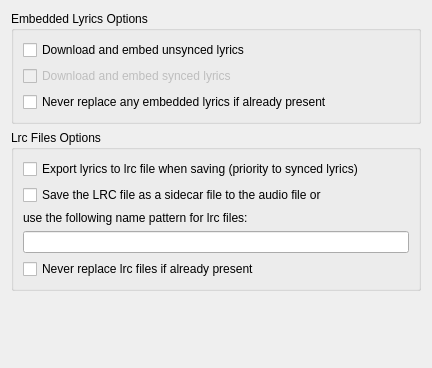
metabrainz/picard-plugins, file plugins/lrclib_lyrics/option_lrclib_lyrics.ui: the form before one commit.
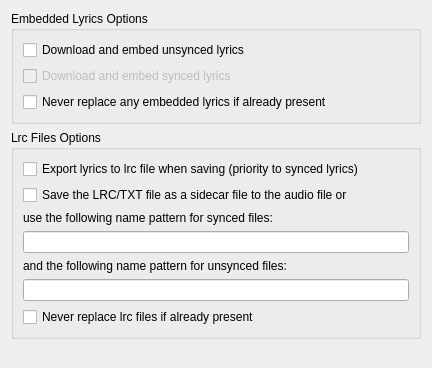
The form after the commit.

Commit message: [lrclib_lyrics] improved naming of unsynced files

Patch:
```diff
--- a/plugins/lrclib_lyrics/option_lrclib_lyrics.ui
+++ b/plugins/lrclib_lyrics/option_lrclib_lyrics.ui
@@ -66,20 +66,30 @@
       <item>
        <widget class="QCheckBox" name="lrc_as_sidecar">
         <property name="text">
-         <string>Save the LRC file as a sidecar file to the audio file or</string>
+            <string>Save the LRC/TXT file as a sidecar file to the audio file or</string>
         </property>
        </widget>
       </item>
       <item>
        <widget class="QLabel" name="label">
         <property name="text">
-         <string>use the following name pattern for lrc files:</string>
+         <string>use the following name pattern for synced files:</string>
         </property>
        </widget>
       </item>
       <item>
        <widget class="QLineEdit" name="lrc_name"/>
       </item>
+      <item>
+       <widget class="QLabel" name="label">
+        <property name="text">
+         <string>and the following name pattern for unsynced files:</string>
+        </property>
+       </widget>
+      </item>
+      <item>
+       <widget class="QLineEdit" name="txt_name"/>
+      </item>
       <item>
        <widget class="QCheckBox" name="replace_exported">
         <property name="text">
```
The commit also changes 2 other files.
